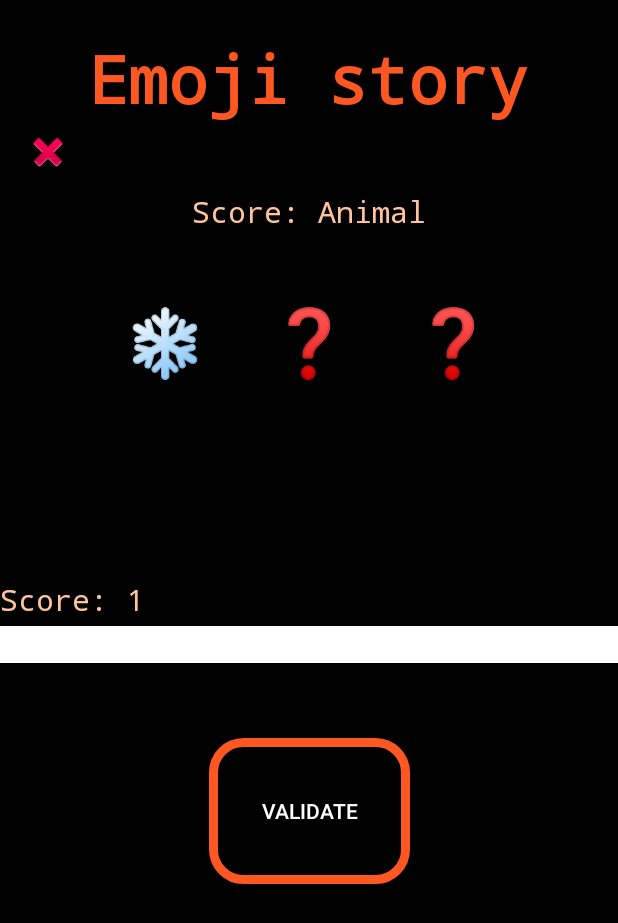
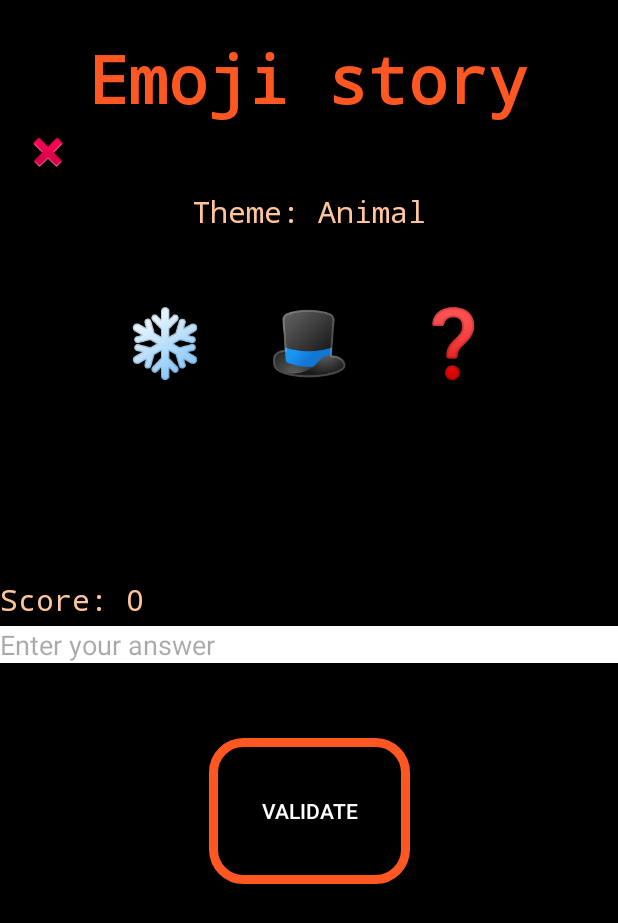
Before and after one commit to Mariechrismas/PopInteraction, an Android app: the EmojiStoryActivity screen opened directly, with no data from a screen before it, after a tap on "VALIDATE", on a phone screen of 412 x 824 dp. Shown: the top 923 px of the screen. Run offline under Robolectric (Android 15) with nearby library versions, the phone set to English and light mode, and no system bars.

Commit message:
Affichage du score

```diff
--- a/app/src/main/AndroidManifest.xml
+++ b/app/src/main/AndroidManifest.xml
@@ -32,6 +32,9 @@
         <activity android:name=".emojistory.EmojiStoryFrontPage"
             android:exported="true">
         </activity>
+        <activity android:name=".emojistory.EmojiStoryScore"
+            android:exported="true">
+        </activity>
         <activity
             android:name=".DepixelimageActivity"
             android:exported="true">
--- a/app/src/main/java/com/example/popinteraction/emojistory/EmojiStoryActivity.kt
+++ b/app/src/main/java/com/example/popinteraction/emojistory/EmojiStoryActivity.kt
@@ -6,30 +6,30 @@ import android.view.View
 import android.widget.EditText
 import android.widget.TextView
 import androidx.appcompat.app.AppCompatActivity
-import com.example.popinteraction.MainActivity
 import com.example.popinteraction.R
 import kotlin.random.Random
 
 class EmojiStoryActivity : AppCompatActivity() {
-    private var emojiStoryParty : EmojiStoryParty = EmojiStoryParty()
+    private val emojiStoryParty : EmojiStoryParty = EmojiStoryParty()
     private lateinit var displayEmoji1: TextView
     private lateinit var displayEmoji2: TextView
     private lateinit var displayEmoji3: TextView
     private lateinit var answer: EditText
     private lateinit var score: TextView
     private lateinit var theme: TextView
-
+    private lateinit var indice: TextView
+    private var currentParty: Int = -1
 
     override fun onCreate(savedInstanceState: Bundle?) {
         super.onCreate(savedInstanceState)
         setContentView(R.layout.activity_emoji_story)
 
-        InitParty(1);
+        InitGame(2);
 
     }
 
     //Methode pour initialiser la party. "numberOfLevel" correspond au nombre d'EmojiStoryObject à deviner
-    private fun InitParty(numberOfLevel: Int){
+    private fun InitGame(numberOfLevel: Int){
         val xmlReadFile = XMLReadFile()
         val emojiObjectsList = xmlReadFile.readXmlEmojiObjects(this)
 
@@ -43,18 +43,45 @@ class EmojiStoryActivity : AppCompatActivity() {
 
         emojiStoryParty.currentParty = EmojiStoryCurrent(emojiStoryParty.levelList.first())
         score = findViewById(R.id.score)
-        score.text = resources.getString(R.string.score) + ": " + emojiStoryParty.score
-
         theme = findViewById(R.id.theme)
-        theme.text = resources.getString(R.string.score) + ": " + emojiStoryParty.currentParty.categorie
-
         answer = findViewById(R.id.selectionEditText)
         displayEmoji1 = findViewById(R.id.emoji1)
         displayEmoji2 = findViewById(R.id.emoji2)
         displayEmoji3 = findViewById(R.id.emoji3)
-        displayEmoji1.text = "❓"
+        indice = findViewById(R.id.indice)
+        initNewParty()
+    }
+
+    //On initialise une nouvelle party
+    fun initNewParty(){
+        indice.text = " "
+
+        if (currentParty < emojiStoryParty.levelList.size - 1) {
+            currentParty++
+            emojiStoryParty.currentParty = EmojiStoryCurrent(emojiStoryParty.levelList[currentParty])
+        } else {
+            val intent = Intent(this, EmojiStoryScore::class.java)
+            intent.putExtra("Score", emojiStoryParty.score.toString())
+            startActivity(intent)
+        }
+
+        theme.text = resources.getString(R.string.theme) + ": " + emojiStoryParty.currentParty.categorie
+        score.text = resources.getString(R.string.score) + ": " + emojiStoryParty.score
+        displayEmoji1.text = emojiStoryParty.currentParty.image1
         displayEmoji2.text = "❓"
         displayEmoji3.text = "❓"
+
+
+    }
+
+    //On calcul les scores en fonction du nombre de tentative
+    fun calculateScore(){
+        when(emojiStoryParty.currentParty.numberOfEmojiDisplay){
+            1 -> emojiStoryParty.score += 4
+            2 -> emojiStoryParty.score += 3
+            3 -> emojiStoryParty.score += 2
+            4 -> emojiStoryParty.score += 1
+        }
     }
 
     //On regarde si la valeur proposé est bonne et on réagit en conséquence
@@ -62,19 +89,21 @@ class EmojiStoryActivity : AppCompatActivity() {
         val userInput = answer.text.toString()
 
         if (emojiStoryParty.currentParty.listAnswerString.contains(userInput.toUpperCase())) {
+            calculateScore()
+            initNewParty()
             emojiStoryParty.currentParty.answerIsGood = true
-        } else {
+        } else if(emojiStoryParty.currentParty.numberOfEmojiDisplay < 4) {
             emojiStoryParty.currentParty.numberOfEmojiDisplay++
-            answer.setText(" ")
             when(emojiStoryParty.currentParty.numberOfEmojiDisplay){
                 1 -> displayEmoji1.text = emojiStoryParty.currentParty.image1
                 2 -> displayEmoji2.text = emojiStoryParty.currentParty.image2
                 3 -> displayEmoji3.text = emojiStoryParty.currentParty.image3
+                4 -> indice.text = resources.getString(R.string.indice) + ": " + emojiStoryParty.currentParty.indice
             }
-
-            emojiStoryParty.score++
-            score.text = resources.getString(R.string.score) + ": " + emojiStoryParty.score
+        }else{
+            initNewParty()
         }
-
+        answer.setText("")
+        score.text = resources.getString(R.string.score) + ": " + emojiStoryParty.score
     }
 }
--- a/app/src/main/java/com/example/popinteraction/emojistory/EmojiStoryCurrent.kt
+++ b/app/src/main/java/com/example/popinteraction/emojistory/EmojiStoryCurrent.kt
@@ -6,20 +6,22 @@ class EmojiStoryCurrent(
     image1: String,
     image2: String,
     image3: String,
+    indice: String,
     responseImage: String,
     listAnswerString: List<String>,
     var answerIsGood: Boolean = false,
-    var numberOfEmojiDisplay: Int = 0
-) : EmojiStoryObject(name, categorie, image1, image2, image3, responseImage, listAnswerString){
+    var numberOfEmojiDisplay: Int = 1
+) : EmojiStoryObject(name, categorie, image1, image2, image3, indice , responseImage, listAnswerString){
     constructor(emojiStoryObject: EmojiStoryObject) : this(
         emojiStoryObject.name,
         emojiStoryObject.categorie,
         emojiStoryObject.image1,
         emojiStoryObject.image2,
         emojiStoryObject.image3,
+        emojiStoryObject.indice,
         emojiStoryObject.responseImage,
         emojiStoryObject.listAnswerString
     )
-    constructor() : this("", "", "", "", "", "", emptyList())
+    constructor() : this("", "", "", "", "", "", "", emptyList())
 
 }
--- a/app/src/main/java/com/example/popinteraction/emojistory/EmojiStoryObject.kt
+++ b/app/src/main/java/com/example/popinteraction/emojistory/EmojiStoryObject.kt
@@ -6,6 +6,7 @@ open class EmojiStoryObject(
     val image1: String,
     val image2: String,
     val image3: String,
+    val indice: String,
     val responseImage: String,
     val listAnswerString: List<String>
 )
--- a/app/src/main/java/com/example/popinteraction/emojistory/XMLReadFile.kt
+++ b/app/src/main/java/com/example/popinteraction/emojistory/XMLReadFile.kt
@@ -30,6 +30,7 @@ class XMLReadFile {
                                     image1 = xmlParser.getAttributeValue(null, "emoji1"),
                                     image2 = xmlParser.getAttributeValue(null, "emoji2"),
                                     image3 = xmlParser.getAttributeValue(null, "emoji3"),
+                                    indice = xmlParser.getAttributeValue(null,"indice"),
                                     responseImage = xmlParser.getAttributeValue(null, "responseImage"),
                                     listAnswerString = creatList(xmlParser.getAttributeValue(null,"listAnswerString"))
                                 )
--- a/app/src/main/res/layout/activity_emoji_story.xml
+++ b/app/src/main/res/layout/activity_emoji_story.xml
@@ -86,6 +86,20 @@
         app:layout_constraintHorizontal_bias="0.67" />
 
     <TextView
+        android:id="@+id/indice"
+        android:layout_width="0dp"
+        android:layout_height="wrap_content"
+        android:layout_marginTop="60dp"
+        android:gravity="center"
+        style="@style/TextStyle"
+        android:text="Indice: "
+        app:layout_constraintTop_toBottomOf="@id/emoji2"
+        app:layout_constraintStart_toStartOf="parent"
+        app:layout_constraintEnd_toEndOf="parent"
+        app:layout_constraintHorizontal_bias="0.5"/>
+
+
+    <TextView
         android:id="@+id/score"
         android:layout_width="0dp"
         android:layout_height="wrap_content"
--- a/app/src/main/res/values/strings.xml
+++ b/app/src/main/res/values/strings.xml
@@ -15,5 +15,10 @@
     <string name="enter_text">Enter your answer</string>
     <string name="score">Score</string>
     <string name="theme">Theme</string>
+    <string name="indice">Indice</string>
+    <string name="game_over">Game Over</string>
+
+
+
 
 </resources>
--- a/app/src/main/res/xml/data_emoji_story.xml
+++ b/app/src/main/res/xml/data_emoji_story.xml
@@ -7,6 +7,7 @@
         emoji1="🎶"
         emoji2="🌅"
         emoji3="🦁"
+        indice="Disney"
         responseImage="@drawable/the_lion_king"
         listAnswerString="ROI LION,LION KING,LE ROI LION,THE LION KING"/>
 
@@ -15,8 +16,9 @@
         categorie="Animal"
         emoji1="❄️"
         emoji2="🎩"
-        emoji3="🐧"
+        emoji3="🤵‍♂️"
+        indice="🐧"
         responseImage="@drawable/penguin"
-        listAnswerString="ROI LION,LION KING,LE ROI LION,THE LION KING"/>
+        listAnswerString="PINGUIN,PENGUIN"/>
 
 </resources>
```
Also changed, not shown: app/src/main/java/com/example/popinteraction/emojistory/EmojiStoryScore.kt (added, +26 -0 lines), app/src/main/res/layout/activity_emoji_story_score.xml (added, +62 -0 lines).
